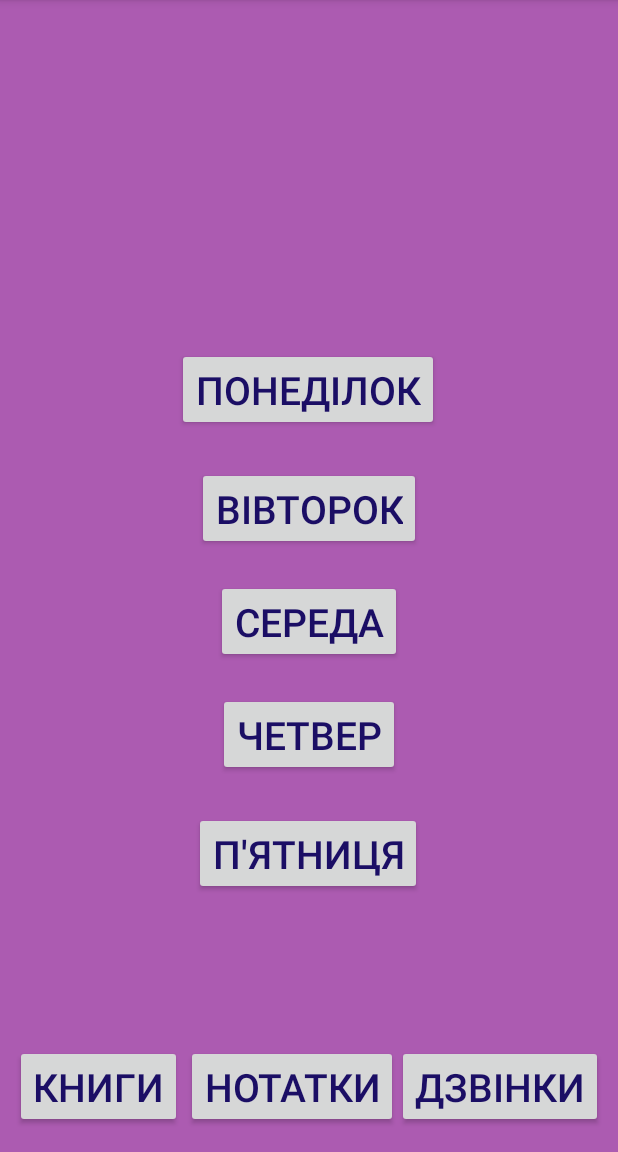
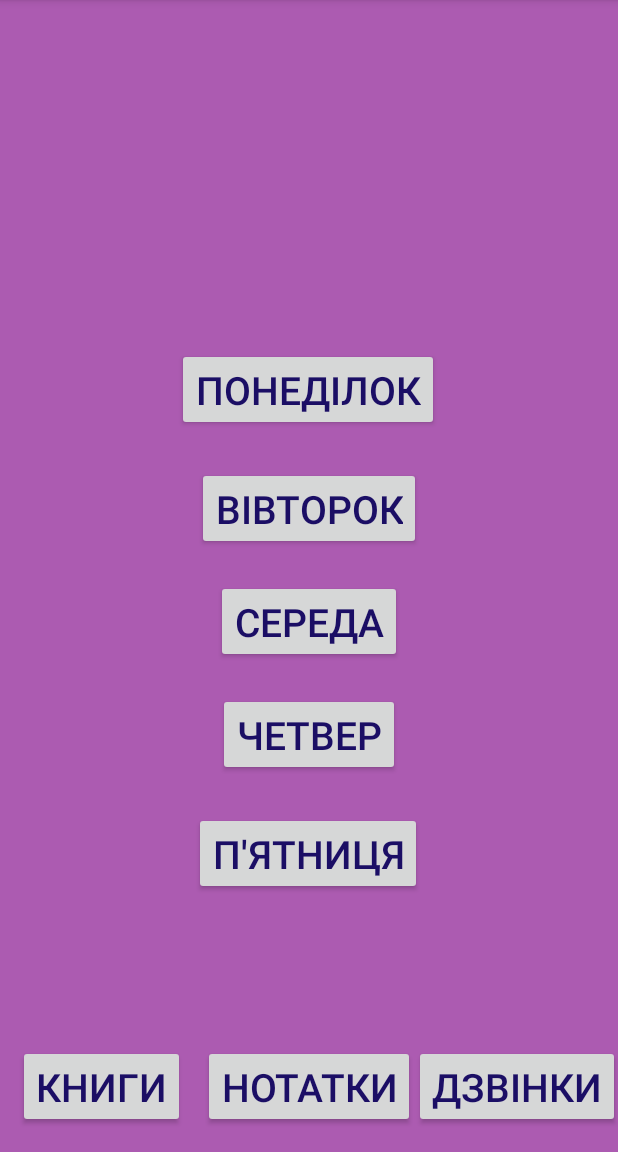
Before and after one commit to glebirus4/rozklad, an Android app: the screen it shows after launch (MainActivity), on a phone screen of 412 x 824 dp, the part 84-1236 px from its top. Run offline under Robolectric (Android 15) with nearby library versions, the phone set to English and light mode, and no system bars.

Commit message:
Minor changes

```diff
--- a/app/src/main/res/layout/activity_main.xml
+++ b/app/src/main/res/layout/activity_main.xml
@@ -34,12 +34,14 @@
         android:layout_height="wrap_content"
         android:layout_gravity="bottom|center_horizontal"
         android:layout_marginStart="10dp"
+        android:layout_marginEnd="10dp"
         android:layout_marginBottom="16dp"
         android:onClick="knigi"
         android:text="@string/books"
         android:textColor="@color/colorButton"
         android:textSize="26sp"
         app:layout_constraintBottom_toBottomOf="parent"
+        app:layout_constraintEnd_toStartOf="@+id/button8"
         app:layout_constraintStart_toStartOf="parent"
         tools:ignore="MissingConstraints,MissingConstraintsk" />
 
@@ -108,6 +110,7 @@
         android:id="@+id/button4"
         android:layout_width="wrap_content"
         android:layout_height="wrap_content"
+        android:layout_marginStart="10dp"
         android:layout_marginEnd="10dp"
         android:layout_marginBottom="16dp"
         android:onClick="time123"
@@ -115,22 +118,22 @@
         android:textColor="@color/colorButton"
         android:textSize="26sp"
         app:layout_constraintBottom_toBottomOf="parent"
-        app:layout_constraintEnd_toEndOf="parent" />
+        app:layout_constraintEnd_toEndOf="parent"
+        app:layout_constraintStart_toEndOf="@+id/button8" />
 
     <Button
         android:id="@+id/button8"
         android:layout_width="wrap_content"
         android:layout_height="wrap_content"
-        android:layout_marginStart="20dp"
-        android:layout_marginEnd="20dp"
+        android:layout_marginStart="1dp"
+        android:layout_marginEnd="1dp"
         android:layout_marginBottom="16dp"
+        android:onClick="notes"
         android:text="@string/notes"
         android:textColor="@color/colorButton"
-        android:onClick="notes"
         android:textSize="26sp"
         app:layout_constraintBottom_toBottomOf="parent"
         app:layout_constraintEnd_toEndOf="parent"
-        app:layout_constraintHorizontal_bias="0.45"
         app:layout_constraintStart_toStartOf="parent" />
 
 
```
Also changed, not shown: app/src/main/res/values/strings.xml (+4 -4 lines).
